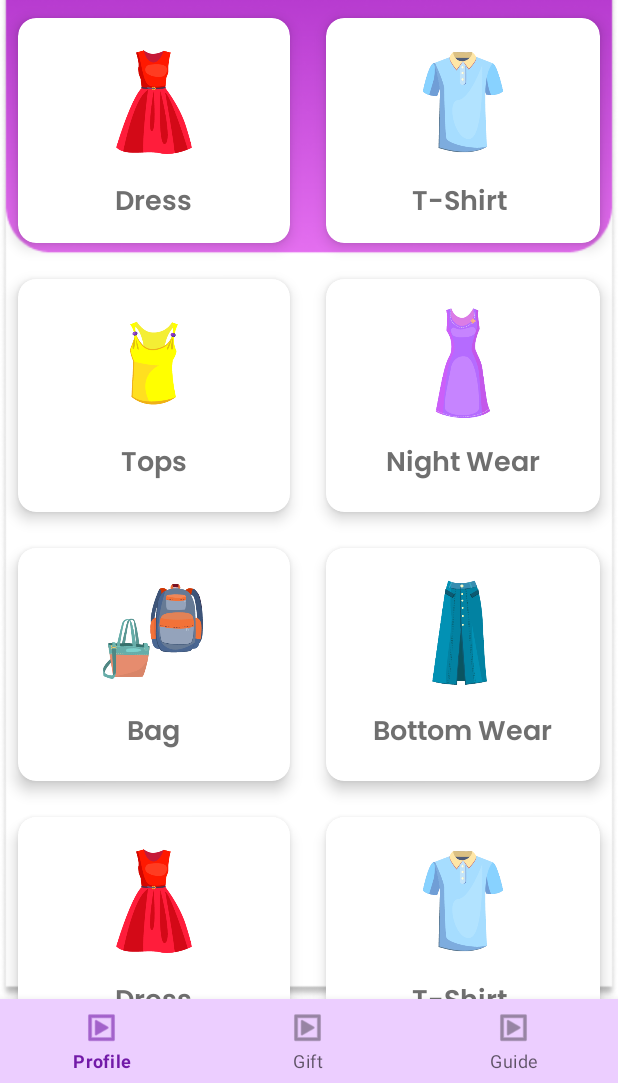
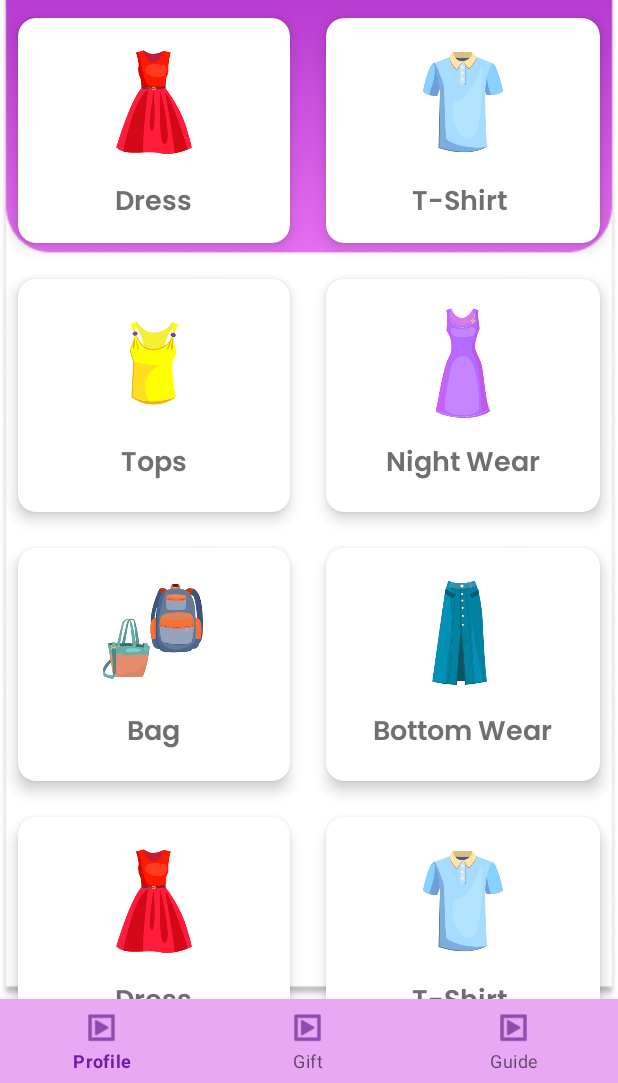
Before and after one commit to sanchayitapurkayastha/Fit-It, an Android app: the Home_page screen opened directly, with no data from a screen before it, on a phone screen of 412 x 824 dp, the part 153-1236 px from its top. Run offline under Robolectric (Android 15) with nearby library versions, the phone set to English and light mode, and no system bars.

```diff
--- a/app/src/main/res/layout/activity_home_page.xml
+++ b/app/src/main/res/layout/activity_home_page.xml
@@ -355,7 +355,8 @@
         android:layout_alignParentStart="true"
         android:layout_alignParentEnd="true"
         android:layout_alignParentBottom="true"
-        android:background="#ECCEFF"
+        android:background="#E9A8F4"
+        app:itemIconTint="#530D7E"
         android:elevation="@dimen/cardview_compat_inset_shadow"
         app:menu="@menu/bottom_nav_home_page" />
 </RelativeLayout>
```
